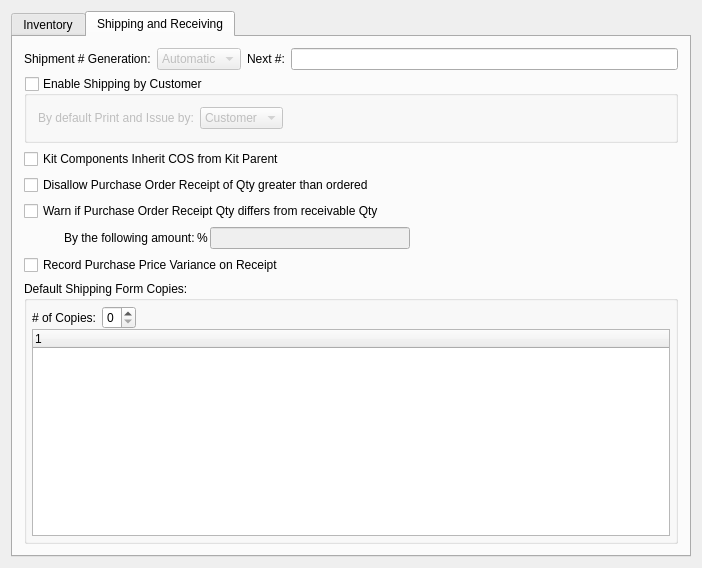
Qt form xtuple/trunk/guiclient/configureIM.ui (WooodHead/xtuple) before a commit.
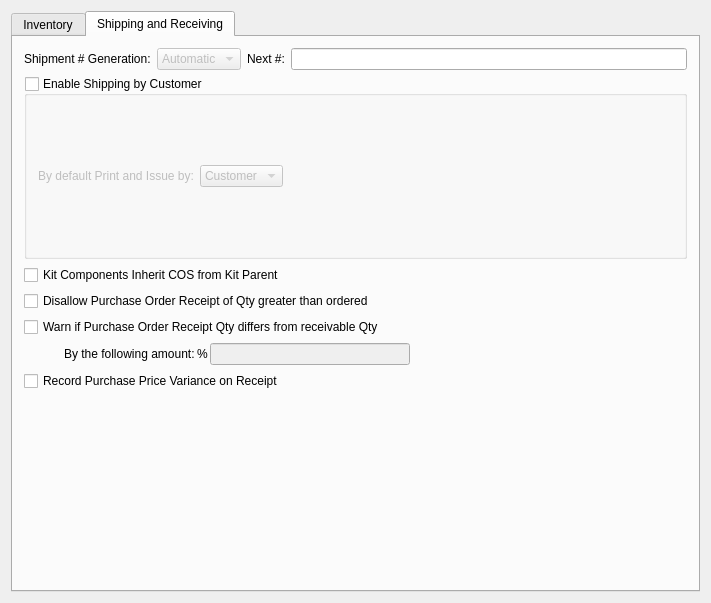
The same form after that commit. The open tabs and pages were chosen to show the change. Custom widgets are drawn as their Qt base class.

Commit message: issue #14285 - create a shared widget to deal with multiple copies and use it almost everywhere we deal with multiple doc copies. build a printMultipleCopy base class that starts to split up the print processing so we can separate the steps more cleanly in the next round of commits. so far this seems close to backward compatible with existing xtbatch and core functionality, but that may change in the next round.

What changed in the file:
```diff
--- a/xtuple/trunk/guiclient/configureIM.ui
+++ b/xtuple/trunk/guiclient/configureIM.ui
@@ -13,8 +13,8 @@
    <rect>
     <x>0</x>
     <y>0</y>
-    <width>702</width>
-    <height>568</height>
+    <width>711</width>
+    <height>603</height>
    </rect>
   </property>
   <property name="windowTitle">
@@ -739,90 +739,6 @@
          </item>
         </layout>
        </item>
-       <item row="8" column="0">
-        <widget class="QGroupBox" name="_shipformGroup">
-         <property name="title">
-          <string>Default Shipping Form Copies:</string>
-         </property>
-         <layout class="QVBoxLayout">
-          <property name="spacing">
-           <number>0</number>
-          </property>
-          <property name="margin">
-           <number>5</number>
-          </property>
-          <item>
-           <layout class="QHBoxLayout">
-            <item>
-             <layout class="QHBoxLayout">
-              <item>
-               <widget class="QLabel" name="_shipformNumOfCopiesLit_2">
-                <property name="text">
-                 <string># of Copies:</string>
-                </property>
-                <property name="alignment">
-                 <set>Qt::AlignRight|Qt::AlignTrailing|Qt::AlignVCenter</set>
-                </property>
-                <property name="buddy">
-                 <cstring>_shipformNumOfCopies</cstring>
-                </property>
-               </widget>
-              </item>
-              <item>
-               <widget class="QSpinBox" name="_shipformNumOfCopies">
-                <property name="enabled">
-                 <bool>true</bool>
-                </property>
-                <property name="minimum">
-                 <number>0</number>
-                </property>
-                <property name="maximum">
-                 <number>9</number>
-                </property>
-                <property name="value">
-                 <number>0</number>
-                </property>
-               </widget>
-              </item>
-             </layout>
-            </item>
-            <item>
-             <spacer>
-              <property name="orientation">
-               <enum>Qt::Horizontal</enum>
-              </property>
-              <property name="sizeType">
-               <enum>QSizePolicy::Expanding</enum>
-              </property>
-              <property name="sizeHint" stdset="0">
-               <size>
-                <width>16</width>
-                <height>10</height>
-               </size>
-              </property>
-             </spacer>
-            </item>
-           </layout>
-          </item>
-          <item>
-           <widget class="XTreeWidget" name="_shipformWatermarks">
-            <property name="sizePolicy">
-             <sizepolicy hsizetype="Expanding" vsizetype="Expanding">
-              <horstretch>0</horstretch>
-              <verstretch>0</verstretch>
-             </sizepolicy>
-            </property>
-            <property name="minimumSize">
-             <size>
-              <width>0</width>
-              <height>100</height>
-             </size>
-            </property>
-           </widget>
-          </item>
-         </layout>
-        </widget>
-       </item>
        <item row="7" column="0">
         <widget class="QCheckBox" name="_recordPpvOnReceipt">
          <property name="sizePolicy">
@@ -836,6 +752,22 @@
          </property>
         </widget>
        </item>
+       <item row="8" column="0">
+        <widget class="XDocCopySetter" name="_shipformCopies">
+         <property name="labelText">
+          <string>Default Shipping Form Copies:</string>
+         </property>
+         <property name="numCopiesMetric">
+          <string>ShippingFormCopies</string>
+         </property>
+         <property name="showPriceMetric">
+          <string>ShippingFormShowPrices</string>
+         </property>
+         <property name="watermarkMetric">
+          <string>ShippingFormWatermark</string>
+         </property>
+        </widget>
+       </item>
       </layout>
      </widget>
     </widget>
@@ -854,18 +786,17 @@
    <extends>QComboBox</extends>
    <header>xcombobox.h</header>
   </customwidget>
+  <customwidget>
+   <class>XDocCopySetter</class>
+   <extends>QWidget</extends>
+   <header>xdoccopysetter.h</header>
+  </customwidget>
   <customwidget>
    <class>XLineEdit</class>
    <extends>QLineEdit</extends>
    <header>xlineedit.h</header>
    <container>1</container>
   </customwidget>
-  <customwidget>
-   <class>XTreeWidget</class>
-   <extends>QTreeWidget</extends>
-   <header>xtreewidget.h</header>
-   <container>1</container>
-  </customwidget>
  </customwidgets>
  <tabstops>
   <tabstop>_tab</tabstop>
```
Left out of the diff: 2 changed lines with no effect on the pictures. The commit also changes 46 other files.
